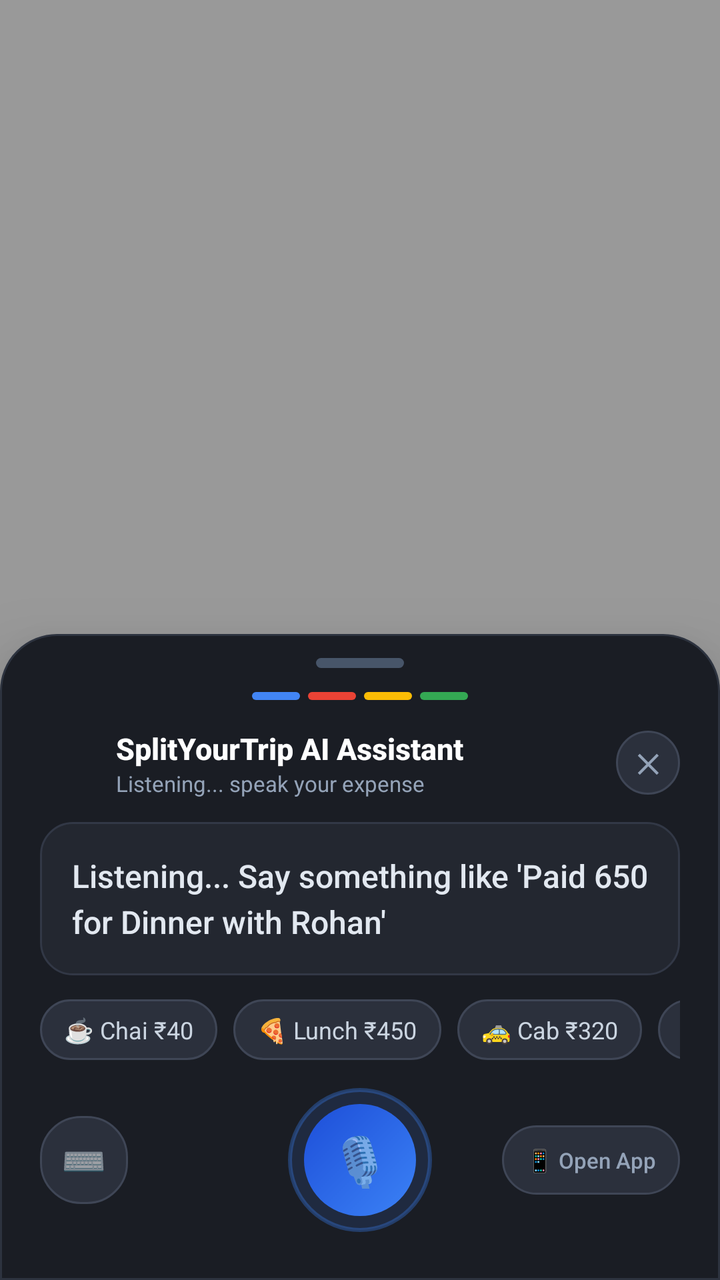
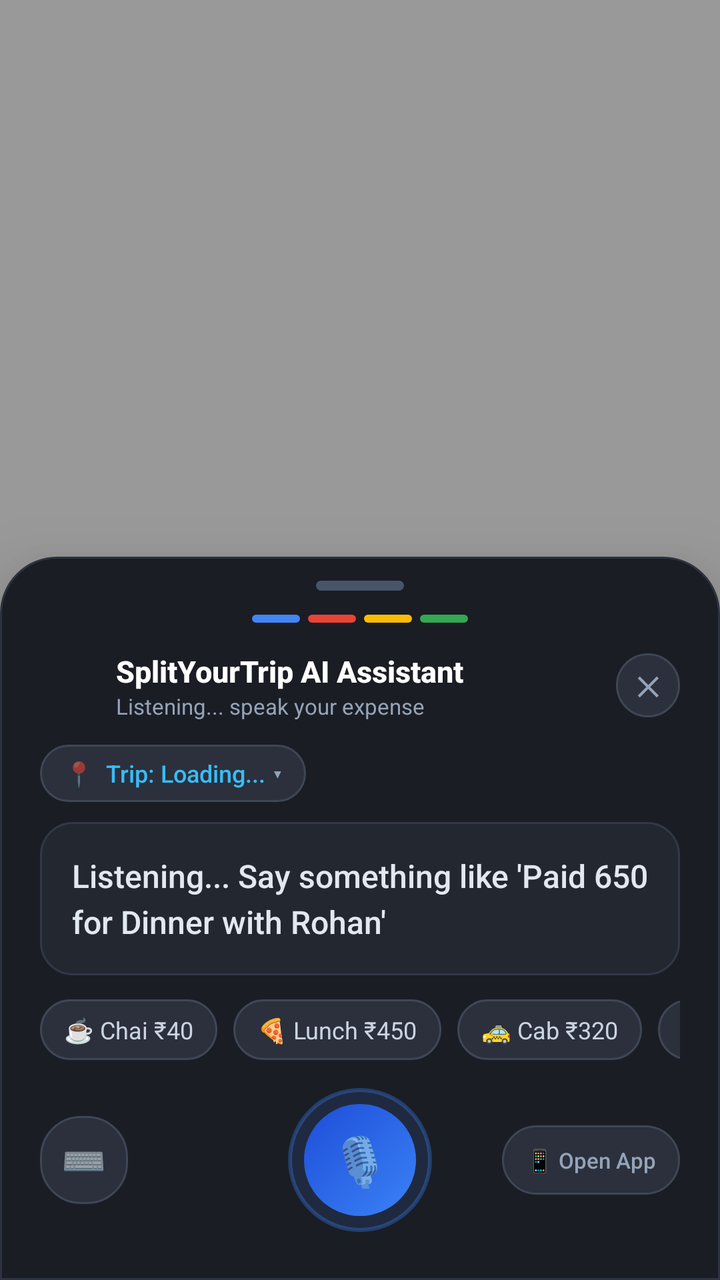

The first picture is an Android layout as it rendered before a commit; the second is the same layout after the commit. The layout source and the unified diff follow.
<!-- AndroidManifest.xml: activity theme Theme.AssistantDrawer -->
<!-- res/layout/activity_assistant_drawer.xml -->
<?xml version="1.0" encoding="utf-8"?>
<RelativeLayout xmlns:android="http://schemas.android.com/apk/res/android"
    android:id="@+id/assistant_root"
    android:layout_width="match_parent"
    android:layout_height="match_parent"
    android:background="#66000000">

    
    <View
        android:id="@+id/scrim_dismiss_area"
        android:layout_width="match_parent"
        android:layout_height="match_parent"
        android:layout_above="@id/assistant_drawer_container"
        android:contentDescription="Dismiss Assistant Drawer" />

    
    <LinearLayout
        android:id="@+id/assistant_drawer_container"
        android:layout_width="match_parent"
        android:layout_height="wrap_content"
        android:layout_alignParentBottom="true"
        android:background="@drawable/assistant_drawer_bg"
        android:elevation="24dp"
        android:orientation="vertical"
        android:paddingStart="20dp"
        android:paddingTop="12dp"
        android:paddingEnd="20dp"
        android:paddingBottom="24dp">

        
        <View
            android:layout_width="44dp"
            android:layout_height="5dp"
            android:layout_gravity="center_horizontal"
            android:layout_marginBottom="12dp"
            android:background="@drawable/assistant_drag_handle" />

        
        <LinearLayout
            android:id="@+id/assistant_lightbar"
            android:layout_width="wrap_content"
            android:layout_height="wrap_content"
            android:layout_gravity="center_horizontal"
            android:layout_marginBottom="14dp"
            android:orientation="horizontal">

            <View
                android:id="@+id/bar_blue"
                android:layout_width="24dp"
                android:layout_height="4dp"
                android:layout_marginEnd="4dp"
                android:background="@drawable/assistant_bar_blue" />

            <View
                android:id="@+id/bar_red"
                android:layout_width="24dp"
                android:layout_height="4dp"
                android:layout_marginEnd="4dp"
                android:background="@drawable/assistant_bar_red" />

            <View
                android:id="@+id/bar_yellow"
                android:layout_width="24dp"
                android:layout_height="4dp"
                android:layout_marginEnd="4dp"
                android:background="@drawable/assistant_bar_yellow" />

            <View
                android:id="@+id/bar_green"
                android:layout_width="24dp"
                android:layout_height="4dp"
                android:background="@drawable/assistant_bar_green" />
        </LinearLayout>

        
        <RelativeLayout
            android:layout_width="match_parent"
            android:layout_height="wrap_content"
            android:layout_marginBottom="12dp">

            <LinearLayout
                android:layout_width="wrap_content"
                android:layout_height="wrap_content"
                android:layout_alignParentStart="true"
                android:layout_centerVertical="true"
                android:gravity="center_vertical"
                android:orientation="horizontal">

                <ImageView
                    android:layout_width="28dp"
                    android:layout_height="28dp"
                    android:layout_marginEnd="10dp"
                    android:contentDescription="SplitYourTrip Logo"
                    android:src="@mipmap/ic_launcher_round" />

                <LinearLayout
                    android:layout_width="wrap_content"
                    android:layout_height="wrap_content"
                    android:orientation="vertical">

                    <TextView
                        android:layout_width="wrap_content"
                        android:layout_height="wrap_content"
                        android:fontFamily="sans-serif-medium"
                        android:text="SplitYourTrip AI Assistant"
                        android:textColor="#FFFFFF"
                        android:textSize="15sp"
                        android:textStyle="bold" />

                    <TextView
                        android:id="@+id/tv_assistant_status"
                        android:layout_width="wrap_content"
                        android:layout_height="wrap_content"
                        android:fontFamily="sans-serif"
                        android:text="Listening... speak your expense"
                        android:textColor="#94A3B8"
                        android:textSize="11sp" />
                </LinearLayout>
            </LinearLayout>

            
            <FrameLayout
                android:id="@+id/btn_close_drawer"
                android:layout_width="32dp"
                android:layout_height="32dp"
                android:layout_alignParentEnd="true"
                android:layout_centerVertical="true"
                android:background="@drawable/assistant_chip_bg"
                android:contentDescription="Close">

                <TextView
                    android:layout_width="wrap_content"
                    android:layout_height="wrap_content"
                    android:layout_gravity="center"
                    android:text="✕"
                    android:textColor="#94A3B8"
                    android:textSize="13sp"
                    android:textStyle="bold" />
            </FrameLayout>
        </RelativeLayout>

        
        <FrameLayout
            android:layout_width="match_parent"
            android:layout_height="wrap_content"
            android:layout_marginBottom="12dp"
            android:background="@drawable/assistant_card_bg"
            android:padding="16dp">

            <TextView
                android:id="@+id/tv_speech_prompt"
                android:layout_width="match_parent"
                android:layout_height="wrap_content"
                android:fontFamily="sans-serif-medium"
                android:lineSpacingExtra="4dp"
                android:text="Listening... Say something like 'Paid 650 for Dinner with Rohan'"
                android:textColor="#E2E8F0"
                android:textSize="16sp" />
        </FrameLayout>

        
        <LinearLayout
            android:id="@+id/layout_result_card"
            android:layout_width="match_parent"
            android:layout_height="wrap_content"
            android:layout_marginBottom="12dp"
            android:background="@drawable/assistant_card_bg"
            android:orientation="vertical"
            android:padding="14dp"
            android:visibility="gone">

            <RelativeLayout
                android:layout_width="match_parent"
                android:layout_height="wrap_content"
                android:layout_marginBottom="6dp">

                <TextView
                    android:id="@+id/tv_result_category"
                    android:layout_width="wrap_content"
                    android:layout_height="wrap_content"
                    android:layout_alignParentStart="true"
                    android:fontFamily="sans-serif-medium"
                    android:text="🍕 Food &amp; Dining"
                    android:textColor="#38BDF8"
                    android:textSize="13sp" />

                <TextView
                    android:id="@+id/tv_result_amount"
                    android:layout_width="wrap_content"
                    android:layout_height="wrap_content"
                    android:layout_alignParentEnd="true"
                    android:fontFamily="sans-serif-medium"
                    android:text="₹0.00"
                    android:textColor="#10B981"
                    android:textSize="18sp"
                    android:textStyle="bold" />
            </RelativeLayout>

            <TextView
                android:id="@+id/tv_result_split_details"
                android:layout_width="wrap_content"
                android:layout_height="wrap_content"
                android:layout_marginBottom="10dp"
                android:fontFamily="sans-serif"
                android:text="Split with group"
                android:textColor="#94A3B8"
                android:textSize="12sp" />

            
            <LinearLayout
                android:layout_width="match_parent"
                android:layout_height="wrap_content"
                android:orientation="horizontal">

                <Button
                    android:id="@+id/btn_save_expense"
                    android:layout_width="0dp"
                    android:layout_height="40dp"
                    android:layout_marginEnd="8dp"
                    android:layout_weight="1"
                    android:background="@drawable/assistant_btn_primary"
                    android:fontFamily="sans-serif-medium"
                    android:stateListAnimator="@null"
                    android:text="✓ Confirm &amp; Save"
                    android:textAllCaps="false"
                    android:textColor="#FFFFFF"
                    android:textSize="13sp" />

                <Button
                    android:id="@+id/btn_cancel_expense"
                    android:layout_width="wrap_content"
                    android:layout_height="40dp"
                    android:background="@drawable/assistant_btn_secondary"
                    android:fontFamily="sans-serif-medium"
                    android:paddingStart="16dp"
                    android:paddingEnd="16dp"
                    android:stateListAnimator="@null"
                    android:text="Clear"
                    android:textAllCaps="false"
                    android:textColor="#94A3B8"
                    android:textSize="13sp" />
            </LinearLayout>
        </LinearLayout>

        
        <HorizontalScrollView
            android:id="@+id/scroll_chips"
            android:layout_width="match_parent"
            android:layout_height="wrap_content"
            android:layout_marginBottom="14dp"
            android:overScrollMode="never"
            android:scrollbars="none">

            <LinearLayout
                android:layout_width="wrap_content"
                android:layout_height="wrap_content"
                android:orientation="horizontal">

                <TextView
                    android:id="@+id/chip_chai"
                    android:layout_width="wrap_content"
                    android:layout_height="wrap_content"
                    android:layout_marginEnd="8dp"
                    android:background="@drawable/assistant_chip_bg"
                    android:paddingStart="12dp"
                    android:paddingTop="7dp"
                    android:paddingEnd="12dp"
                    android:paddingBottom="7dp"
                    android:text="☕ Chai ₹40"
                    android:textColor="#CBD5E1"
                    android:textSize="12sp" />

                <TextView
                    android:id="@+id/chip_pizza"
                    android:layout_width="wrap_content"
                    android:layout_height="wrap_content"
                    android:layout_marginEnd="8dp"
                    android:background="@drawable/assistant_chip_bg"
                    android:paddingStart="12dp"
                    android:paddingTop="7dp"
                    android:paddingEnd="12dp"
                    android:paddingBottom="7dp"
                    android:text="🍕 Lunch ₹450"
                    android:textColor="#CBD5E1"
                    android:textSize="12sp" />

                <TextView
                    android:id="@+id/chip_cab"
                    android:layout_width="wrap_content"
                    android:layout_height="wrap_content"
                    android:layout_marginEnd="8dp"
                    android:background="@drawable/assistant_chip_bg"
                    android:paddingStart="12dp"
                    android:paddingTop="7dp"
                    android:paddingEnd="12dp"
                    android:paddingBottom="7dp"
                    android:text="🚕 Cab ₹320"
                    android:textColor="#CBD5E1"
                    android:textSize="12sp" />

                <TextView
                    android:id="@+id/chip_split_1000"
                    android:layout_width="wrap_content"
                    android:layout_height="wrap_content"
                    android:layout_marginEnd="8dp"
                    android:background="@drawable/assistant_chip_bg"
                    android:paddingStart="12dp"
                    android:paddingTop="7dp"
                    android:paddingEnd="12dp"
                    android:paddingBottom="7dp"
                    android:text="👥 Split ₹1000 Equal"
                    android:textColor="#CBD5E1"
                    android:textSize="12sp" />

                <TextView
                    android:id="@+id/chip_balance"
                    android:layout_width="wrap_content"
                    android:layout_height="wrap_content"
                    android:background="@drawable/assistant_chip_bg"
                    android:paddingStart="12dp"
                    android:paddingTop="7dp"
                    android:paddingEnd="12dp"
                    android:paddingBottom="7dp"
                    android:text="📊 Check Balances"
                    android:textColor="#CBD5E1"
                    android:textSize="12sp" />
            </LinearLayout>
        </HorizontalScrollView>

        
        <LinearLayout
            android:id="@+id/layout_text_input"
            android:layout_width="match_parent"
            android:layout_height="wrap_content"
            android:layout_marginBottom="12dp"
            android:orientation="horizontal"
            android:visibility="gone">

            <EditText
                android:id="@+id/et_manual_input"
                android:layout_width="0dp"
                android:layout_height="44dp"
                android:layout_marginEnd="8dp"
                android:layout_weight="1"
                android:background="@drawable/assistant_chip_bg"
                android:hint="Type e.g. Dinner 500 with Alex..."
                android:imeOptions="actionSend"
                android:inputType="text"
                android:paddingStart="14dp"
                android:paddingEnd="14dp"
                android:textColor="#FFFFFF"
                android:textColorHint="#64748B"
                android:textSize="14sp" />

            <FrameLayout
                android:id="@+id/btn_send_text"
                android:layout_width="44dp"
                android:layout_height="44dp"
                android:background="@drawable/assistant_btn_primary"
                android:contentDescription="Send">

                <TextView
                    android:layout_width="wrap_content"
                    android:layout_height="wrap_content"
                    android:layout_gravity="center"
                    android:text="➔"
                    android:textColor="#FFFFFF"
                    android:textSize="16sp"
                    android:textStyle="bold" />
            </FrameLayout>
        </LinearLayout>

        
        <RelativeLayout
            android:layout_width="match_parent"
            android:layout_height="72dp">

            
            <FrameLayout
                android:id="@+id/btn_toggle_keyboard"
                android:layout_width="44dp"
                android:layout_height="44dp"
                android:layout_alignParentStart="true"
                android:layout_centerVertical="true"
                android:background="@drawable/assistant_chip_bg"
                android:contentDescription="Toggle Keyboard">

                <TextView
                    android:layout_width="wrap_content"
                    android:layout_height="wrap_content"
                    android:layout_gravity="center"
                    android:text="⌨️"
                    android:textSize="18sp" />
            </FrameLayout>

            
            <FrameLayout
                android:id="@+id/mic_container"
                android:layout_width="72dp"
                android:layout_height="72dp"
                android:layout_centerInParent="true">

                
                <View
                    android:id="@+id/view_mic_glow"
                    android:layout_width="72dp"
                    android:layout_height="72dp"
                    android:background="@drawable/assistant_mic_glow" />

                
                <FrameLayout
                    android:id="@+id/btn_assistant_mic"
                    android:layout_width="56dp"
                    android:layout_height="56dp"
                    android:layout_gravity="center"
                    android:background="@drawable/assistant_mic_circle"
                    android:contentDescription="Speak to Assistant">

                    <TextView
                        android:id="@+id/tv_mic_icon"
                        android:layout_width="wrap_content"
                        android:layout_height="wrap_content"
                        android:layout_gravity="center"
                        android:text="🎙️"
                        android:textSize="24sp" />
                </FrameLayout>
            </FrameLayout>

            
            <TextView
                android:id="@+id/btn_open_app"
                android:layout_width="wrap_content"
                android:layout_height="wrap_content"
                android:layout_alignParentEnd="true"
                android:layout_centerVertical="true"
                android:background="@drawable/assistant_chip_bg"
                android:fontFamily="sans-serif-medium"
                android:paddingStart="12dp"
                android:paddingTop="10dp"
                android:paddingEnd="12dp"
                android:paddingBottom="10dp"
                android:text="📱 Open App"
                android:textColor="#94A3B8"
                android:textSize="11sp" />
        </RelativeLayout>
    </LinearLayout>
</RelativeLayout>
<!-- resources referenced by this layout -->
<resources>
  <!-- drawable assistant_bar_blue (drawable) -->
  <?xml version="1.0" encoding="utf-8"?>
  <shape xmlns:android="http://schemas.android.com/apk/res/android"
      android:shape="rectangle">
      <solid android:color="#4285F4" />
      <corners android:radius="4dp" />
  </shape>
  <!-- drawable assistant_bar_green (drawable) -->
  <?xml version="1.0" encoding="utf-8"?>
  <shape xmlns:android="http://schemas.android.com/apk/res/android"
      android:shape="rectangle">
      <solid android:color="#34A853" />
      <corners android:radius="4dp" />
  </shape>
  <!-- drawable assistant_bar_red (drawable) -->
  <?xml version="1.0" encoding="utf-8"?>
  <shape xmlns:android="http://schemas.android.com/apk/res/android"
      android:shape="rectangle">
      <solid android:color="#EA4335" />
      <corners android:radius="4dp" />
  </shape>
  <!-- drawable assistant_bar_yellow (drawable) -->
  <?xml version="1.0" encoding="utf-8"?>
  <shape xmlns:android="http://schemas.android.com/apk/res/android"
      android:shape="rectangle">
      <solid android:color="#FBBC05" />
      <corners android:radius="4dp" />
  </shape>
  <!-- drawable assistant_btn_primary (drawable) -->
  <?xml version="1.0" encoding="utf-8"?>
  <shape xmlns:android="http://schemas.android.com/apk/res/android"
      android:shape="rectangle">
      <solid android:color="#2563EB" />
      <corners android:radius="12dp" />
  </shape>
  <!-- drawable assistant_btn_secondary (drawable) -->
  <?xml version="1.0" encoding="utf-8"?>
  <shape xmlns:android="http://schemas.android.com/apk/res/android"
      android:shape="rectangle">
      <solid android:color="#374151" />
      <corners android:radius="12dp" />
      <stroke
          android:width="1dp"
          android:color="#4B5563" />
  </shape>
  <!-- drawable assistant_card_bg (drawable) -->
  <?xml version="1.0" encoding="utf-8"?>
  <shape xmlns:android="http://schemas.android.com/apk/res/android"
      android:shape="rectangle">
      <solid android:color="#232730" />
      <corners android:radius="16dp" />
      <stroke
          android:width="1dp"
          android:color="#323846" />
  </shape>
  <!-- drawable assistant_chip_bg (drawable) -->
  <?xml version="1.0" encoding="utf-8"?>
  <shape xmlns:android="http://schemas.android.com/apk/res/android"
      android:shape="rectangle">
      <solid android:color="#2B303C" />
      <corners android:radius="20dp" />
      <stroke
          android:width="1dp"
          android:color="#3F4656" />
  </shape>
  <!-- drawable assistant_drag_handle (drawable) -->
  <?xml version="1.0" encoding="utf-8"?>
  <shape xmlns:android="http://schemas.android.com/apk/res/android"
      android:shape="rectangle">
      <solid android:color="#475569" />
      <corners android:radius="3dp" />
  </shape>
  <!-- drawable assistant_mic_circle (drawable) -->
  <?xml version="1.0" encoding="utf-8"?>
  <shape xmlns:android="http://schemas.android.com/apk/res/android"
      android:shape="oval">
      <gradient
          android:angle="135"
          android:startColor="#3B82F6"
          android:endColor="#1D4ED8" />
  </shape>
  <!-- drawable assistant_mic_glow (drawable) -->
  <?xml version="1.0" encoding="utf-8"?>
  <shape xmlns:android="http://schemas.android.com/apk/res/android"
      android:shape="oval">
      <solid android:color="#223B82F6" />
      <stroke
          android:width="2dp"
          android:color="#553B82F6" />
  </shape>
  <!-- mipmap ic_launcher_round (mipmap-anydpi-v26) -->
  <?xml version="1.0" encoding="utf-8"?>
  <adaptive-icon xmlns:android="http://schemas.android.com/apk/res/android">
      <background android:drawable="@mipmap/ic_launcher_background"/>
      <foreground android:drawable="@mipmap/ic_launcher_foreground"/>
      <monochrome android:drawable="@mipmap/ic_launcher_monochrome"/>
  </adaptive-icon>
  <style name="AssistantDrawerAnimation">
      <item name="android:windowEnterAnimation">@anim/assistant_slide_up</item>
      <item name="android:windowExitAnimation">@anim/assistant_slide_down</item>
    </style>
  <!-- unchanged entries left out for length: 2 -->
</resources>

<!-- the commit's change to res/layout/activity_assistant_drawer.xml (unified diff, before → after) -->
@@ -138,6 +138,47 @@
                     android:textStyle="bold" />
             </FrameLayout>
         </RelativeLayout>
+
+        
+        <LinearLayout
+            android:id="@+id/layout_active_trip_selector"
+            android:layout_width="wrap_content"
+            android:layout_height="wrap_content"
+            android:layout_marginBottom="10dp"
+            android:background="@drawable/assistant_chip_bg"
+            android:clickable="true"
+            android:focusable="true"
+            android:gravity="center_vertical"
+            android:orientation="horizontal"
+            android:paddingStart="12dp"
+            android:paddingTop="6dp"
+            android:paddingEnd="12dp"
+            android:paddingBottom="6dp">
+
+            <TextView
+                android:layout_width="wrap_content"
+                android:layout_height="wrap_content"
+                android:layout_marginEnd="6dp"
+                android:text="📍"
+                android:textSize="12sp" />
+
+            <TextView
+                android:id="@+id/tv_active_trip_name"
+                android:layout_width="wrap_content"
+                android:layout_height="wrap_content"
+                android:fontFamily="sans-serif-medium"
+                android:text="Trip: Loading..."
+                android:textColor="#38BDF8"
+                android:textSize="12sp" />
+
+            <TextView
+                android:layout_width="wrap_content"
+                android:layout_height="wrap_content"
+                android:layout_marginStart="4dp"
+                android:text="▾"
+                android:textColor="#94A3B8"
+                android:textSize="12sp" />
+        </LinearLayout>
 
         
         <FrameLayout
